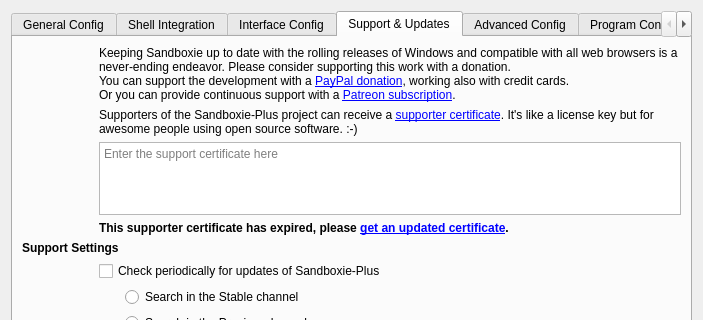
This is SandboxiePlus/SandMan/Forms/SettingsWindow.ui in sandboxie-plus/Sandboxie as Qt 5 draws it before an edit; both pictures show x 0 to 703 and y 0 to 320 of the 703 by 512 pixel window. The edited form follows.
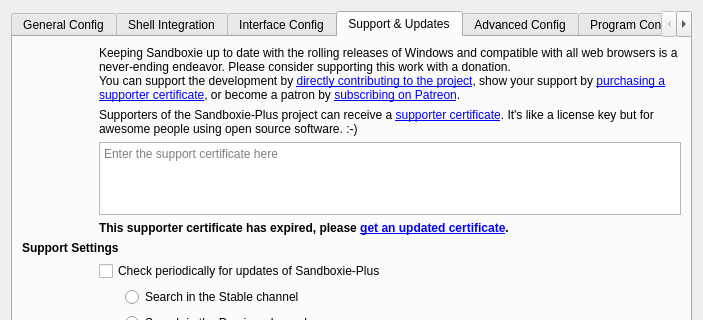
This is the edited form. The open tabs and pages were chosen to show the change. Icons and pictures are not drawn.

Patch:
```diff
--- a/SandboxiePlus/SandMan/Forms/SettingsWindow.ui
+++ b/SandboxiePlus/SandMan/Forms/SettingsWindow.ui
@@ -1318,7 +1318,7 @@
               </sizepolicy>
              </property>
              <property name="text">
-              <string>Keeping Sandboxie up to date with the rolling releases of Windows and compatible with all web browsers is a never-ending endeavor. Please consider supporting this work with a donation.&lt;br /&gt;You can support the development with a &lt;a href=&quot;https://sandboxie-plus.com/go.php?to=sbie-cert&quot;&gt;PayPal donation&lt;/a&gt;, working also with credit cards.&lt;br /&gt;Or you can provide continuous support with a &lt;a href=&quot;https://sandboxie-plus.com/go.php?to=patreon&quot;&gt;Patreon subscription&lt;/a&gt;.</string>
+              <string>Keeping Sandboxie up to date with the rolling releases of Windows and compatible with all web browsers is a never-ending endeavor. Please consider supporting this work with a donation.&lt;br /&gt;You can support the development by &lt;a href=&quot;https://sandboxie-plus.com/go.php?to=sbie-contribute&quot;&gt;directly contributing to the project&lt;/a&gt;, show your support by &lt;a href=&quot;https://sandboxie-plus.com/go.php?to=sbie-obtain-cert&quot;&gt;purchasing a supporter certificate&lt;/a&gt;, or become a patron by &lt;a href=&quot;https://sandboxie-plus.com/go.php?to=patreon&quot;&gt;subscribing on Patreon&lt;/a&gt;.</string>
              </property>
              <property name="textFormat">
               <enum>Qt::RichText</enum>
```
Left out of the diff: 2 changed lines with no effect on the pictures.
